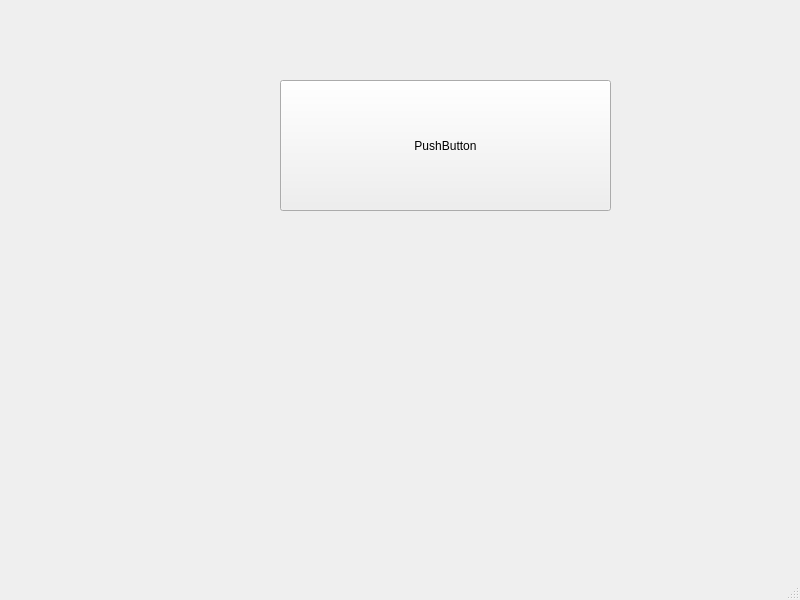
Ksgmuuu/Pyt.hn, file ui.ui: the form before one commit.
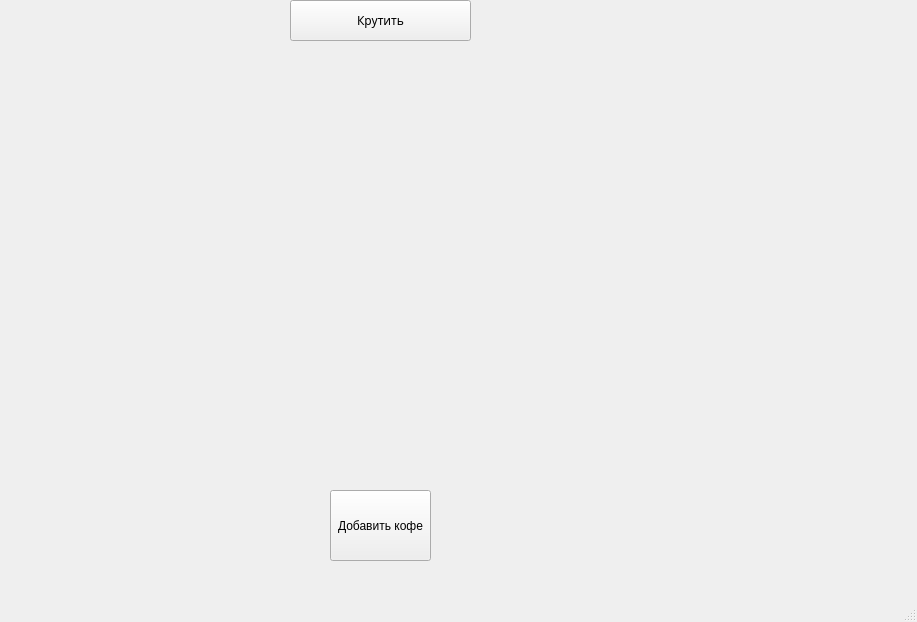
The form after the commit.

```diff
--- a/ui.ui
+++ b/ui.ui
@@ -6,8 +6,8 @@
    <rect>
     <x>0</x>
     <y>0</y>
-    <width>800</width>
-    <height>600</height>
+    <width>917</width>
+    <height>622</height>
    </rect>
   </property>
   <property name="windowTitle">
@@ -17,14 +17,35 @@
    <widget class="QPushButton" name="pushButton">
     <property name="geometry">
      <rect>
-      <x>280</x>
-      <y>80</y>
-      <width>331</width>
-      <height>131</height>
+      <x>290</x>
+      <y>0</y>
+      <width>181</width>
+      <height>41</height>
      </rect>
     </property>
+    <property name="font">
+     <font>
+      <family>Leelawadee</family>
+     </font>
+    </property>
+    <property name="cursor">
+     <cursorShape>CrossCursor</cursorShape>
+    </property>
     <property name="text">
-     <string>PushButton</string>
+     <string>Крутить</string>
+    </property>
+   </widget>
+   <widget class="QPushButton" name="btnEditCoffee">
+    <property name="geometry">
+     <rect>
+      <x>330</x>
+      <y>490</y>
+      <width>101</width>
+      <height>71</height>
+     </rect>
+    </property>
+    <property name="text">
+     <string>Добавить кофе</string>
     </property>
    </widget>
   </widget>
```
Left out of the diff: 13 changed lines with no effect on the pictures.
